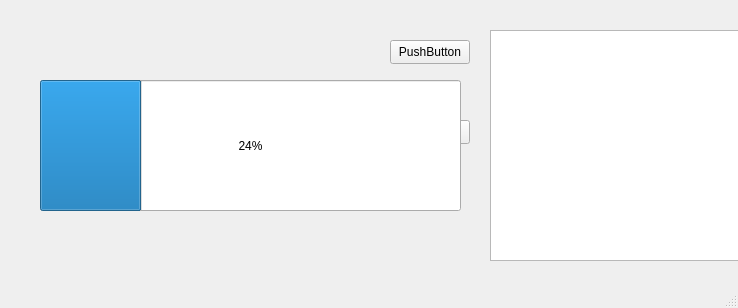
Before: the Qt Designer form mainwindow.ui in Szelma139/UsbPatcher, drawn with Qt 5.
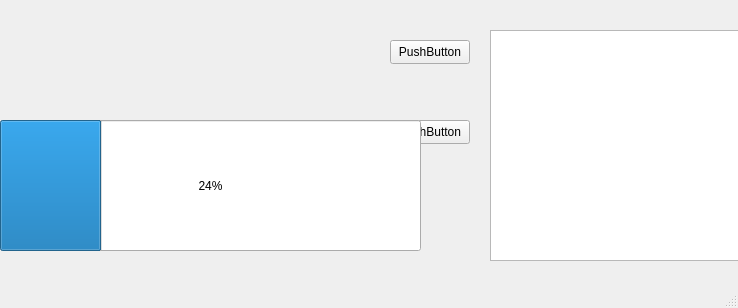
After: the same form once the commit is applied.

The edit to the form file:
```diff
--- a/mainwindow.ui
+++ b/mainwindow.ui
@@ -66,8 +66,8 @@
    <widget class="QProgressBar" name="progressBar">
     <property name="geometry">
      <rect>
-      <x>40</x>
-      <y>80</y>
+      <x>0</x>
+      <y>120</y>
       <width>421</width>
       <height>131</height>
      </rect>
```
Left out of the diff: 13 changed lines with no effect on the pictures.
